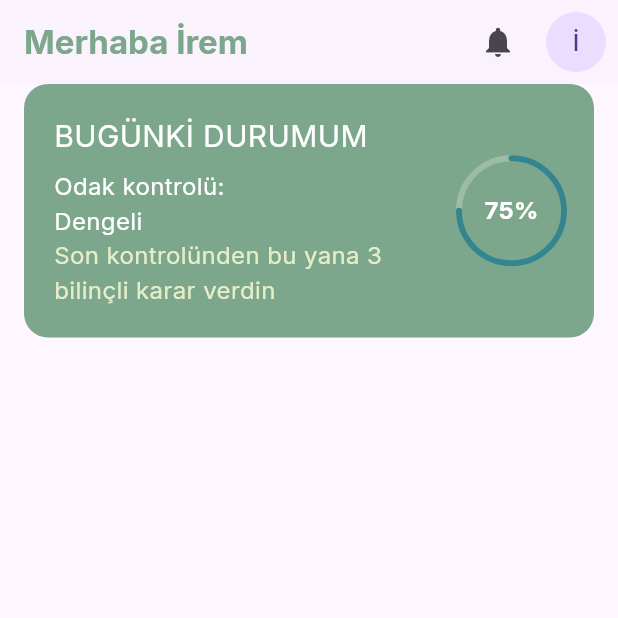
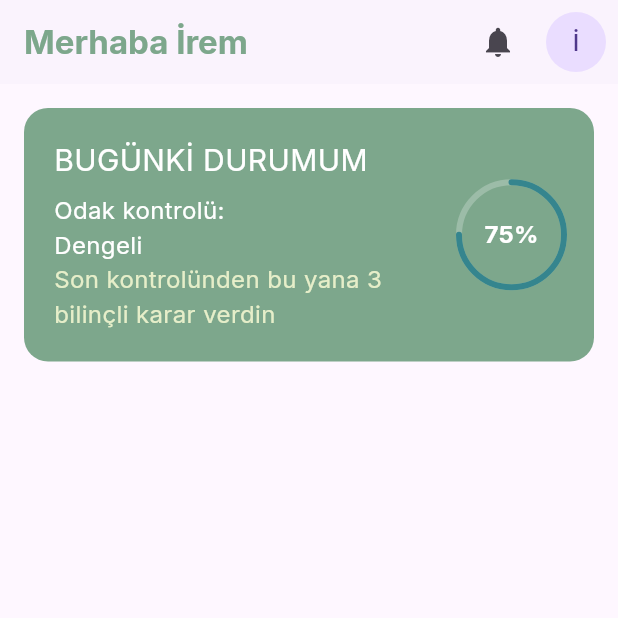
Before and after one commit to sceneup/bagimlilikla_mucadele, a Flutter app: the screen it shows after launch, on a phone screen of 412 x 824 dp, the top half of it. Run offline on Flutter 3.47's test engine with Material 3 defaults, Android fonts, the phone set to English and light mode, and no system bars.

Commit message:
anasayfa kabataslak2

```diff
--- a/lib/features/anasayfa/views/anasayfa_view.dart
+++ b/lib/features/anasayfa/views/anasayfa_view.dart
@@ -21,6 +21,7 @@ class AnasayfaView extends StatelessWidget {
           padding: EdgeInsets.symmetric(horizontal: 16.0),
           child: Column(
             children: [
+              SizedBox(height: 16,),
               DailyStatusCard(),
               SizedBox(height: 8,),
             ],
```
